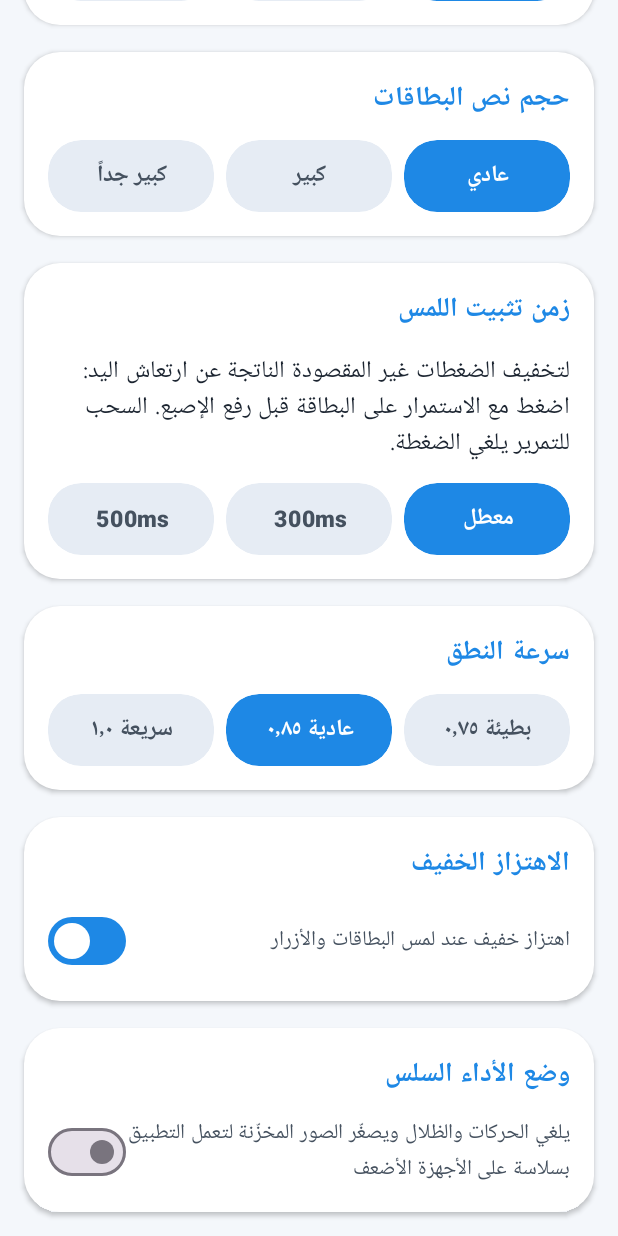
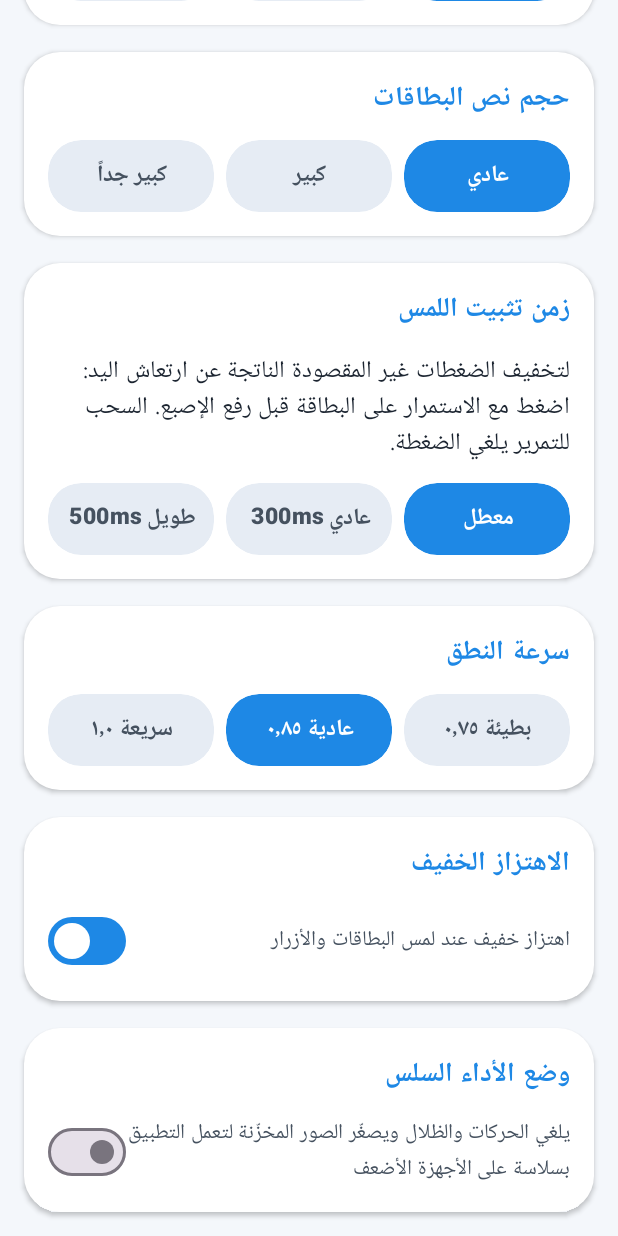
Before and after one commit to seanseemo92-commits/Sawti, an Android app built with Jetpack Compose: the composable SettingsRoute shown on its own in the app's theme, scrolled down 531 dp, on a phone screen of 412 x 824 dp. Run offline under Robolectric (Android 15) with nearby library versions, the phone set to English and light mode, and no system bars.

Commit message:
ui(dwell): label regular and long stabilization options in Arabic

```diff
--- a/app/src/main/java/com/sawti/presentation/settings/SettingsScreen.kt
+++ b/app/src/main/java/com/sawti/presentation/settings/SettingsScreen.kt
@@ -160,8 +160,8 @@ fun SettingsRoute(viewModel: SettingsViewModel) {
             ChoiceRow(
                 options = listOf(
                     TouchDwell.OFF to "معطل",
-                    TouchDwell.NORMAL to "300ms",
-                    TouchDwell.LONG to "500ms",
+                    TouchDwell.NORMAL to "عادي 300ms",
+                    TouchDwell.LONG to "طويل 500ms",
                 ),
                 selected = settings.touchDwell,
                 onSelect = viewModel::setTouchDwell,
```
